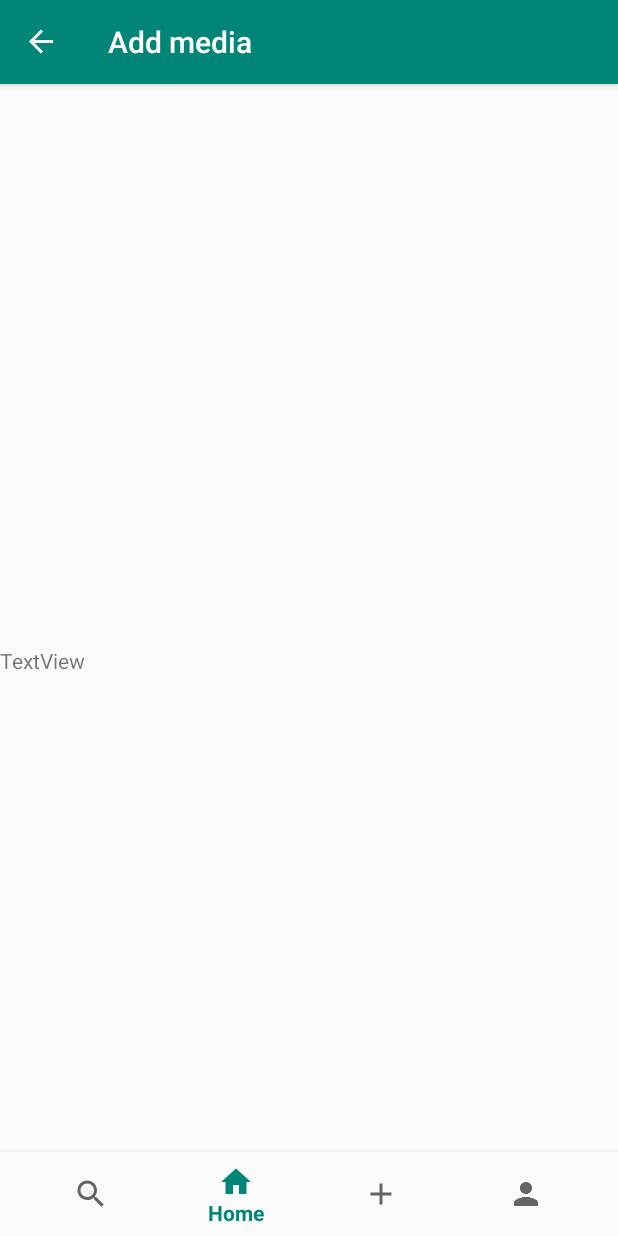
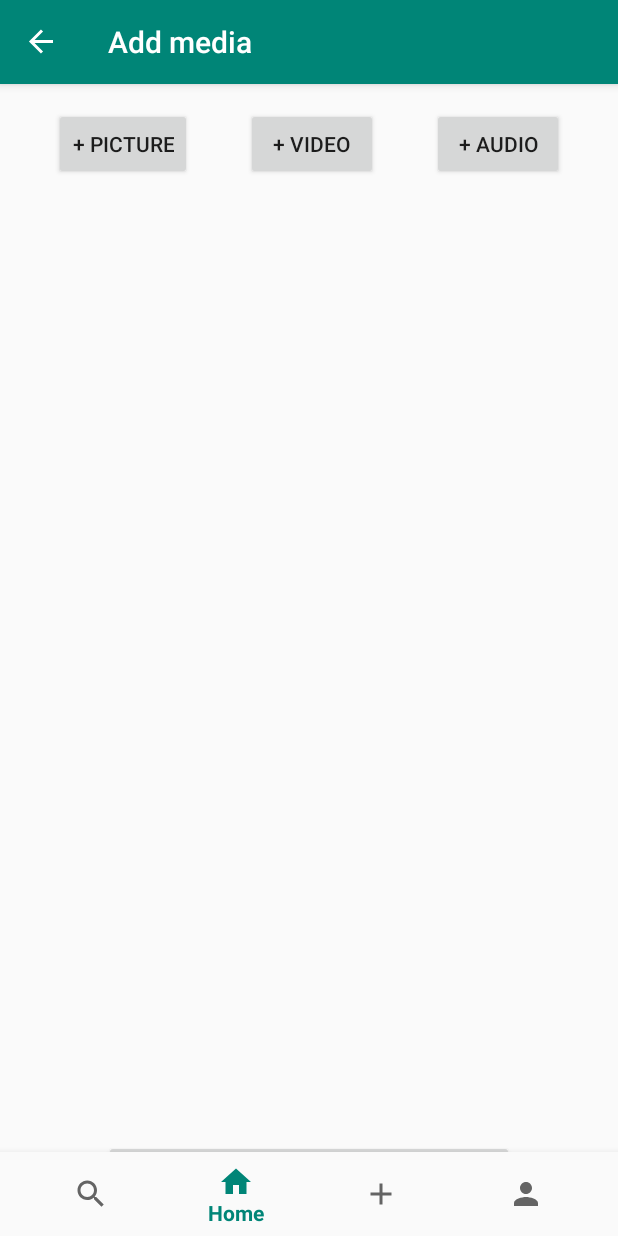
Before and after one commit to anmazz/tournado, an Android app: the AddMediaFragment screen opened through its navigation route, on a phone screen of 412 x 824 dp. Run offline under Robolectric (Android 15) with nearby library versions, the phone set to English and light mode, and no system bars; our stand-ins replace navigation-ui.

Commit message:
default pic gets set now, pics are stored in folder, and plans laid out for add media

```diff
--- a/app/src/main/java/com/example/android/cmsc436final/ui/addTour/AddMediaFragment.kt
+++ b/app/src/main/java/com/example/android/cmsc436final/ui/addTour/AddMediaFragment.kt
@@ -1,18 +1,99 @@
 package com.example.android.cmsc436final.ui.addTour
 
+import android.app.Activity
+import android.content.Intent
+import android.net.Uri
 import android.os.Bundle
+import android.provider.MediaStore
+import android.util.Log
 import android.view.LayoutInflater
 import android.view.View
 import android.view.ViewGroup
+import android.widget.Button
 import androidx.fragment.app.Fragment
+import com.example.android.cmsc436final.R
+import kotlinx.android.synthetic.*
+import kotlinx.android.synthetic.main.fragment_add_media.view.*
+
+class AddMediaFragment: Fragment() {
+    private lateinit var addPhotoBttn: Button
+    private lateinit var addVideoBttn: Button
+    private lateinit var addAudioBttn: Button
+    private lateinit var uploadMediaBttn: Button
 
 
-class AddMediaFragment: Fragment() {
+    private var PICK_IMAGE = 4
+    private var PICK_VIDEO = 5
+    private var PICK_AUDIO = 6
+    private lateinit var selectedMedia: Uri
+
+
     override fun onCreateView(
         inflater: LayoutInflater,
         container: ViewGroup?,
         savedInstanceState: Bundle?): View? {
+
         val root = inflater.inflate(com.example.android.cmsc436final.R.layout.fragment_add_media, container, false)
+        addPhotoBttn = root.findViewById(R.id.addPhotoButton)
+        addVideoBttn = root.findViewById(R.id.addVideoButton)
+        addAudioBttn = root.findViewById(R.id.addAudioButton)
+        uploadMediaBttn = root.findViewById(R.id.uploadSelectedMedia)
+
+        addPhotoBttn.setOnClickListener{selectImage()}
+        addVideoBttn.setOnClickListener{selectVideo()}
+        addAudioBttn.setOnClickListener{selectAudio()}
+        uploadMediaBttn.setOnClickListener{uploadMedia()}
+
         return root
     }
+    fun onClick(v: View?) {
+        v.toString()
+    }
+    private fun uploadMedia(){
+
+    }
+
+    private fun selectImage(){
+        val toGallery = Intent(
+            Intent.ACTION_PICK
+            , MediaStore.Images.Media.INTERNAL_CONTENT_URI)
+        startActivityForResult(toGallery,PICK_IMAGE)
+    }
+    private fun selectVideo(){
+        val toGallery = Intent(
+            Intent.ACTION_PICK
+            , MediaStore.Video.Media.INTERNAL_CONTENT_URI)
+        startActivityForResult(toGallery,PICK_VIDEO)
+    }
+
+    private fun selectAudio(){
+        val toGallery = Intent(
+            Intent.ACTION_PICK
+            , MediaStore.Audio.Media.INTERNAL_CONTENT_URI)
+        startActivityForResult(toGallery,PICK_AUDIO)
+    }
+
+    override fun onActivityResult(requestCode: Int, resultCode: Int, data: Intent?) {
+        super.onActivityResult(requestCode, resultCode, data)
+        if(resultCode == Activity.RESULT_OK){
+            when(requestCode){
+                PICK_IMAGE->{
+                    selectedMedia = data!!.data as Uri
+                    //TODO: add selected media to list view, upload, and set upload indicator on list
+                    //view as true
+                }
+                PICK_VIDEO->{
+                    selectedMedia = data!!.data as Uri
+                    //TODO: add selected media to list view, upload, and set upload indicator on list
+                    //view as true
+                }
+                PICK_AUDIO->{
+                    selectedMedia = data!!.data as Uri
+                    //TODO: add selected media to list view, upload, and set upload indicator on list
+                    //view as true
+                }
+            }
+
+        }
+    }
 }
--- a/app/src/main/res/layout/fragment_add_media.xml
+++ b/app/src/main/res/layout/fragment_add_media.xml
@@ -1,14 +1,59 @@
 <?xml version="1.0" encoding="utf-8"?>
 <androidx.constraintlayout.widget.ConstraintLayout xmlns:android="http://schemas.android.com/apk/res/android"
     xmlns:app="http://schemas.android.com/apk/res-auto"
-    android:orientation="vertical" android:layout_width="match_parent"
-    android:layout_height="match_parent">
+    xmlns:tools="http://schemas.android.com/tools"
+    android:layout_width="match_parent"
+    android:layout_height="match_parent"
+    android:orientation="vertical">
 
-    <TextView
-        android:id="@+id/textView"
+    <Button
+        android:id="@+id/addPhotoButton"
+        android:layout_width="wrap_content"
+        android:layout_height="wrap_content"
+        android:layout_marginTop="16dp"
+        android:text="@string/add_photo"
+        app:layout_constraintEnd_toStartOf="@+id/addVideoButton"
+        app:layout_constraintHorizontal_bias="0.5"
+        app:layout_constraintStart_toStartOf="parent"
+        app:layout_constraintTop_toTopOf="parent" />
+
+    <Button
+        android:id="@+id/addVideoButton"
+        android:layout_width="wrap_content"
+        android:layout_height="wrap_content"
+        android:layout_marginTop="16dp"
+        android:text="@string/add_video"
+        app:layout_constraintEnd_toStartOf="@+id/addAudioButton"
+        app:layout_constraintHorizontal_bias="0.5"
+        app:layout_constraintStart_toEndOf="@+id/addPhotoButton"
+        app:layout_constraintTop_toTopOf="parent" />
+
+    <Button
+        android:id="@+id/addAudioButton"
+        android:layout_width="wrap_content"
+        android:layout_height="wrap_content"
+        android:layout_marginTop="16dp"
+        android:text="@string/add_audio"
+        app:layout_constraintEnd_toEndOf="parent"
+        app:layout_constraintHorizontal_bias="0.5"
+        app:layout_constraintStart_toEndOf="@+id/addVideoButton"
+        app:layout_constraintTop_toTopOf="parent" />
+
+    <Button
+        android:id="@+id/uploadSelectedMedia"
+        android:layout_width="273dp"
+        android:layout_height="48dp"
+        android:layout_marginBottom="16dp"
+        android:text="@string/upload_media"
+        app:layout_constraintBottom_toBottomOf="parent"
+        app:layout_constraintEnd_toEndOf="parent"
+        app:layout_constraintStart_toStartOf="parent" />
+
+    <androidx.recyclerview.widget.RecyclerView
         android:layout_width="match_parent"
-        android:layout_height="wrap_content"
-        android:text="TextView"
-        app:layout_constraintBottom_toBottomOf="parent"
-        app:layout_constraintTop_toTopOf="parent" />
+        android:layout_height="match_parent"
+        app:layout_constraintEnd_toEndOf="parent"
+        app:layout_constraintStart_toStartOf="parent"
+        tools:layout_editor_absoluteY="250dp" />
+
 </androidx.constraintlayout.widget.ConstraintLayout>
--- a/app/src/main/res/values/strings.xml
+++ b/app/src/main/res/values/strings.xml
@@ -39,6 +39,11 @@
     <string name="add_checkpoint_description">Checkpoint description</string>
     <string name="add_location">Add location</string>
     <string name="add_media">Add Media</string>
+    <string name="add_photo">+ Picture</string>
+    <string name="add_video">+ Video</string>
+    <string name="add_audio">+ Audio</string>
+    <string name="upload_media">Upload Media</string>
+
     <!-- Others-->
     <string name="title_activity_home">Home</string>
     <string name="title_activity_search">SearchActivity</string>
```
Also changed, not shown: app/src/main/java/com/example/android/cmsc436final/RegistrationActivity.kt (+30 -20 lines), app/src/main/res/drawable-v24/default_user_pic.png (added).
